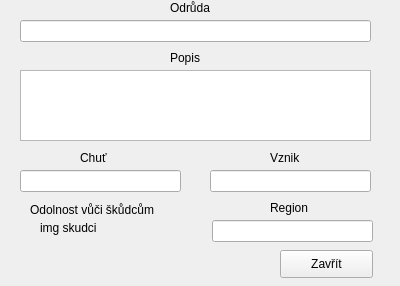
This is projekt/variety_extract.ui in Luckays/coffee as Qt 5 draws it before an edit. The edited form follows.
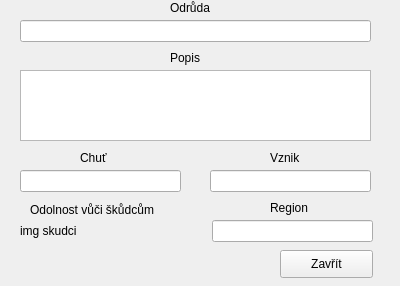
This is the edited form.

The edit to the form file:
```diff
--- a/projekt/variety_extract.ui
+++ b/projekt/variety_extract.ui
@@ -81,10 +81,10 @@
   <widget class="QLabel" name="label">
    <property name="geometry">
     <rect>
-     <x>40</x>
+     <x>20</x>
      <y>220</y>
-     <width>91</width>
-     <height>16</height>
+     <width>171</width>
+     <height>21</height>
     </rect>
    </property>
    <property name="text">
```
Left out of the diff: 2 changed lines with no effect on the pictures.
